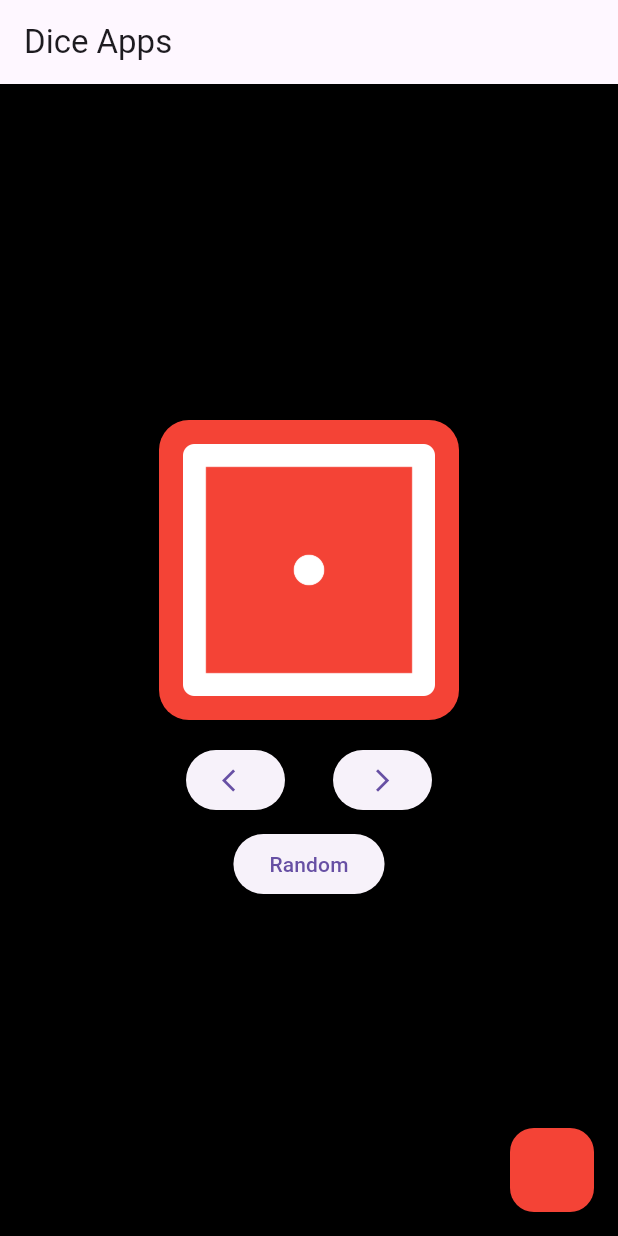
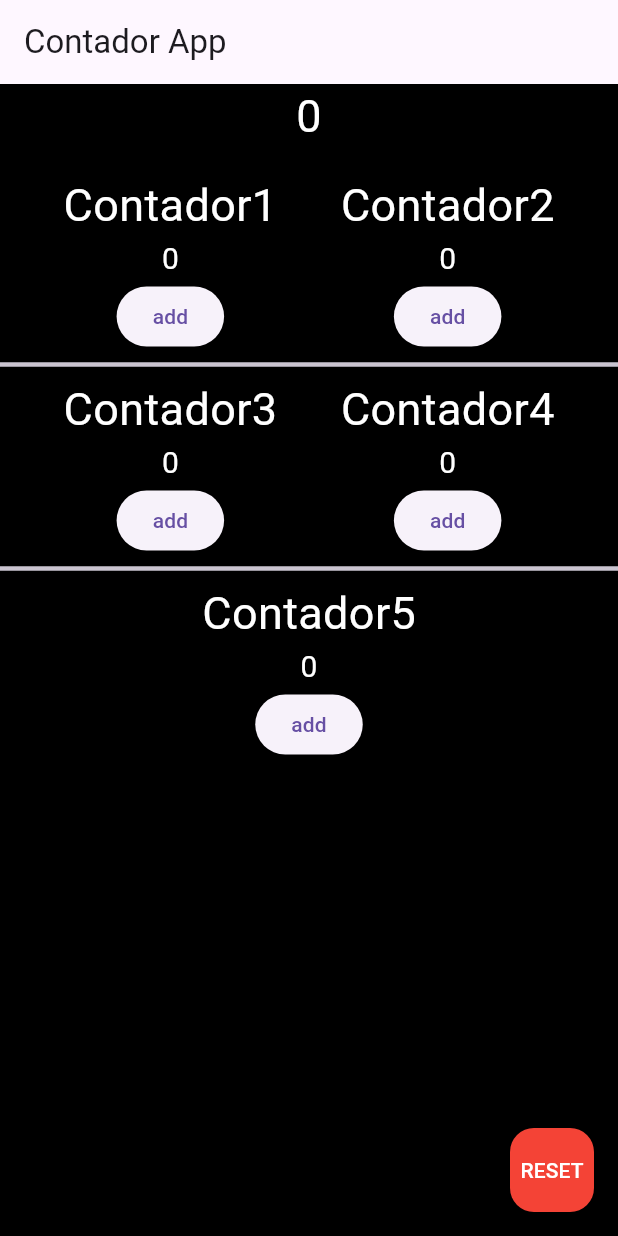
Before and after one commit to songer007/tercerproyecto, a Flutter app: the screen it shows after launch, on a phone screen of 412 x 824 dp. Run offline on Flutter 3.47's test engine with Material 3 defaults, Android fonts, the phone set to English and light mode, and no system bars.

Commit message:
first contador

```diff
--- a/lib/main.dart
+++ b/lib/main.dart
@@ -1,10 +1,11 @@
 import 'package:flutter/material.dart';
-import 'package:tercerproyecto/pages/dice_pages.dart';
+import 'package:tercerproyecto/pages/contador.dart';
+//import 'package:tercerproyecto/pages/dice_pages.dart';
 
 void main() {
   runApp(
     MaterialApp(
-      home: DicePage(),
+      home: contadores(),
       debugShowCheckedModeBanner: false,
     ),
   );
--- /dev/null
+++ b/lib/pages/contador.dart
@@ -0,0 +1,225 @@
+import 'dart:math';
+
+import 'package:flutter/material.dart';
+
+class contadores extends StatefulWidget {
+  @override
+  State<contadores> createState() => _DicePageState();
+}
+
+class _DicePageState extends State<contadores> {
+  int num1 = 0;
+  int num2 = 0;
+  int num3 = 0;
+  int num4 = 0;
+  int num5 = 0;
+  int sumatotal = 0;
+  @override
+  Widget build(BuildContext context) {
+    return Scaffold(
+      backgroundColor: Colors.black,
+      floatingActionButton: FloatingActionButton(
+        onPressed: () {
+          num1 = 0;
+          num2 = 0;
+          num3 = 0;
+          num4 = 0;
+          num5 = 0;
+          sumatotal = 0;
+          Text(
+            num1.toString(),
+          );
+          Text(
+            num2.toString(),
+          );
+          Text(
+            num3.toString(),
+          );
+          Text(
+            num4.toString(),
+          );
+          Text(
+            num5.toString(),
+          );
+          Text(
+            sumatotal.toString(),
+          );
+          setState(() {});
+        },
+        backgroundColor: Colors.red,
+        child: Text(
+          "RESET",
+          style: TextStyle(color: Colors.white),
+        ),
+      ),
+      appBar: AppBar(
+        title: Text("Contador App"),
+      ),
+      body: Center(
+        child: Column(
+          mainAxisAlignment: MainAxisAlignment.start,
+          children: [
+            Text(
+              sumatotal.toString(),
+              style: TextStyle(color: Colors.white, fontSize: 30),
+            ),
+            SizedBox(
+              height: 16,
+            ),
+            Row(
+              mainAxisAlignment: MainAxisAlignment.spaceEvenly,
+              children: [
+                Column(
+                  children: [
+                    Text(
+                      "Contador1",
+                      style: TextStyle(color: Colors.white, fontSize: 30),
+                    ),
+                    Text(
+                      num1.toString(),
+                      style: TextStyle(color: Colors.white, fontSize: 20),
+                    ),
+                    ElevatedButton(
+                      onPressed: () {
+                        num1++;
+                        sumatotal++;
+                        Text(
+                          num1.toString(),
+                        );
+                        Text(
+                          sumatotal.toString(),
+                        );
+                        setState(() {});
+                      },
+                      child: Text("add"),
+                    )
+                  ],
+                ),
+                Column(
+                  children: [
+                    Text(
+                      "Contador2",
+                      style: TextStyle(color: Colors.white, fontSize: 30),
+                    ),
+                    Text(
+                      num2.toString(),
+                      style: TextStyle(color: Colors.white, fontSize: 20),
+                    ),
+                    ElevatedButton(
+                      onPressed: () {
+                        num2++;
+                        sumatotal++;
+                        Text(
+                          num2.toString(),
+                        );
+                        Text(
+                          sumatotal.toString(),
+                        );
+                        setState(() {});
+                      },
+                      child: Text("add"),
+                    ),
+                  ],
+                ),
+              ],
+            ),
+            Divider(
+              thickness: 3,
+            ),
+            Row(
+              mainAxisAlignment: MainAxisAlignment.spaceEvenly,
+              children: [
+                Column(
+                  children: [
+                    Text(
+                      "Contador3",
+                      style: TextStyle(color: Colors.white, fontSize: 30),
+                    ),
+                    Text(
+                      num3.toString(),
+                      style: TextStyle(color: Colors.white, fontSize: 20),
+                    ),
+                    ElevatedButton(
+                      onPressed: () {
+                        num3++;
+                        sumatotal++;
+                        Text(
+                          num3.toString(),
+                        );
+                        Text(
+                          sumatotal.toString(),
+                        );
+                        setState(() {});
+                      },
+                      child: Text("add"),
+                    )
+                  ],
+                ),
+                Column(
+                  children: [
+                    Text(
+                      "Contador4",
+                      style: TextStyle(color: Colors.white, fontSize: 30),
+                    ),
+                    Text(
+                      num4.toString(),
+                      style: TextStyle(color: Colors.white, fontSize: 20),
+                    ),
+                    ElevatedButton(
+                      onPressed: () {
+                        num4++;
+                        sumatotal++;
+                        Text(
+                          num4.toString(),
+                        );
+                        Text(
+                          sumatotal.toString(),
+                        );
+                        setState(() {});
+                      },
+                      child: Text("add"),
+                    ),
+                  ],
+                ),
+              ],
+            ),
+            Divider(
+              thickness: 3,
+            ),
+            Row(
+              mainAxisAlignment: MainAxisAlignment.center,
+              children: [
+                Column(
+                  children: [
+                    Text(
+                      "Contador5",
+                      style: TextStyle(color: Colors.white, fontSize: 30),
+                    ),
+                    Text(
+                      num5.toString(),
+                      style: TextStyle(color: Colors.white, fontSize: 20),
+                    ),
+                    ElevatedButton(
+                      onPressed: () {
+                        num5++;
+                        sumatotal++;
+                        Text(
+                          num5.toString(),
+                        );
+                        Text(
+                          sumatotal.toString(),
+                        );
+                        setState(() {});
+                      },
+                      child: Text("add"),
+                    )
+                  ],
+                ),
+              ],
+            ),
+          ],
+        ),
+      ),
+    );
+  }
+}
```
